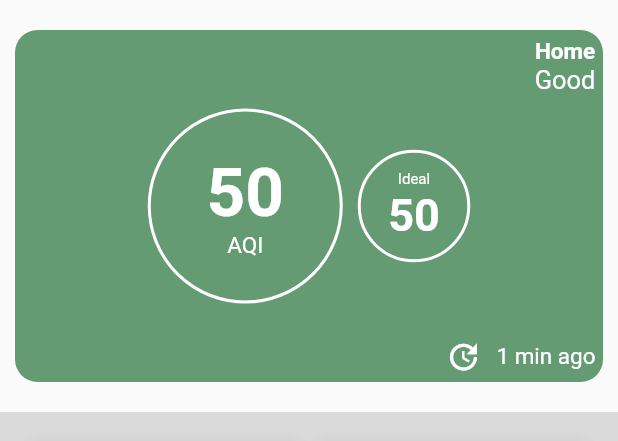
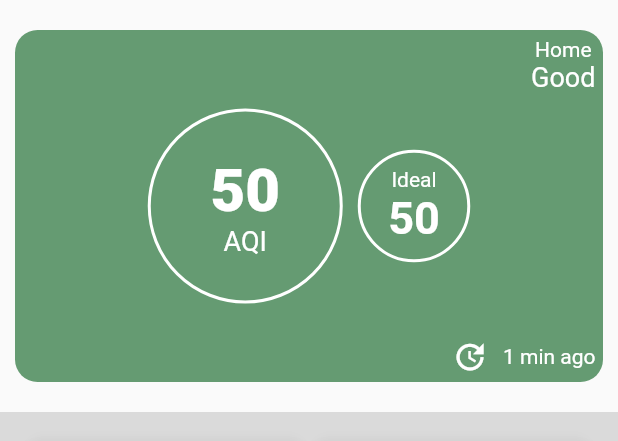
Before and after one commit to silverlightning926/SensiAir-Mobile, a Flutter app: the DashboardTab widget shown alone on an empty page, opened directly, on a phone screen of 412 x 824 dp. Shown: the top 441 px of the screen. Run offline on Flutter 3.47's test engine with Material 2 defaults, Android fonts, the phone set to English and light mode, and no system bars; drawn by our look-alikes of loader_overlay; our stand-ins replace cloud_firestore, firebase_auth, firebase_core; missing offline and left inert: mrx_charts, phone_form_field; accounts and stored records are empty; network calls fail.

Commit message:
Moved Text Styles to Text Constants

```diff
--- a/lib/components/home_screen_tabs/dashboard_tab.dart
+++ b/lib/components/home_screen_tabs/dashboard_tab.dart
@@ -1,4 +1,5 @@
 import 'package:flutter/material.dart';
+import 'package:sensiair/constants/text_constants.dart';
 
 import '../parameter_button.dart';
 
@@ -52,19 +53,11 @@ class _DashboardTabState extends State<DashboardTab> {
                       children: const [
                         Text(
                           'Home',
-                          style: TextStyle(
-                            color: Colors.white,
-                            fontWeight: FontWeight.w600,
-                            fontSize: 15,
-                          ),
+                          style: TextConstants.normalSmall,
                         ),
                         Text(
                           'Good',
-                          style: TextStyle(
-                            color: Colors.white,
-                            fontWeight: FontWeight.w400,
-                            fontSize: 17,
-                          ),
+                          style: TextConstants.bold,
                         ),
                       ],
                     ),
@@ -83,11 +76,7 @@ class _DashboardTabState extends State<DashboardTab> {
                         ),
                         Text(
                           '1 min ago',
-                          style: TextStyle(
-                            color: Colors.white,
-                            fontWeight: FontWeight.w400,
-                            fontSize: 15,
-                          ),
+                          style: TextConstants.normalSmall,
                         ),
                       ],
                     ),
@@ -112,19 +101,11 @@ class _DashboardTabState extends State<DashboardTab> {
                           children: [
                             Text(
                               widget.currentAQI.toString(),
-                              style: const TextStyle(
-                                color: Colors.white,
-                                fontWeight: FontWeight.w600,
-                                fontSize: 45,
-                              ),
+                              style: TextConstants.displayParameter,
                             ),
                             const Text(
                               'AQI',
-                              style: TextStyle(
-                                color: Colors.white,
-                                fontWeight: FontWeight.w400,
-                                fontSize: 15,
-                              ),
+                              style: TextConstants.normal,
                             ),
                           ],
                         ),
@@ -148,19 +129,11 @@ class _DashboardTabState extends State<DashboardTab> {
                           children: const [
                             Text(
                               'Ideal',
-                              style: TextStyle(
-                                color: Colors.white,
-                                fontWeight: FontWeight.w400,
-                                fontSize: 10,
-                              ),
+                              style: TextConstants.normalSmall,
                             ),
                             Text(
                               '50',
-                              style: TextStyle(
-                                color: Colors.white,
-                                fontWeight: FontWeight.w600,
-                                fontSize: 30,
-                              ),
+                              style: TextConstants.displayParameterSmall,
                             ),
                           ],
                         ),
--- a/lib/components/parameter_button.dart
+++ b/lib/components/parameter_button.dart
@@ -1,4 +1,5 @@
 import 'package:flutter/material.dart';
+import 'package:sensiair/constants/text_constants.dart';
 
 class ParameterButton extends StatelessWidget {
   final String title;
@@ -36,10 +37,7 @@ class ParameterButton extends StatelessWidget {
           Text(
             title,
             textAlign: TextAlign.start,
-            style: const TextStyle(
-              fontWeight: FontWeight.w600,
-              fontSize: 20,
-            ),
+            style: TextConstants.heading2,
           ),
           Row(
             textBaseline: TextBaseline.alphabetic,
@@ -47,17 +45,11 @@ class ParameterButton extends StatelessWidget {
             children: [
               Text(
                 value,
-                style: const TextStyle(
-                  fontWeight: FontWeight.w800,
-                  fontSize: 40,
-                ),
+                style: TextConstants.parameter,
               ),
               Text(
                 unit,
-                style: const TextStyle(
-                  fontWeight: FontWeight.w300,
-                  fontSize: 25,
-                ),
+                style: TextConstants.parameterUnit,
               ),
             ],
           ),
--- a/lib/components/rounded_button.dart
+++ b/lib/components/rounded_button.dart
@@ -1,4 +1,5 @@
 import 'package:flutter/material.dart';
+import 'package:sensiair/constants/text_constants.dart';
 
 class RoundedButton extends StatelessWidget {
   final Function() onPressed;
@@ -28,10 +29,7 @@ class RoundedButton extends StatelessWidget {
         ),
         child: Text(
           buttonText,
-          style: TextStyle(
-            color: textColor,
-            fontSize: 20,
-          ),
+          style: TextConstants.button,
         ),
       ),
     );
--- /dev/null
+++ b/lib/constants/text_constants.dart
@@ -0,0 +1,97 @@
+import 'package:flutter/material.dart';
+
+class TextConstants {
+  static const TextStyle heading1 = TextStyle(
+    color: Colors.white,
+    fontWeight: FontWeight.w500,
+    fontSize: 35,
+  );
+
+  static const TextStyle heading2 = TextStyle(
+    fontWeight: FontWeight.w600,
+    fontSize: 20,
+  );
+
+  static const TextStyle normal = TextStyle(
+    color: Colors.white,
+    fontSize: 18,
+  );
+  static const TextStyle bold = TextStyle(
+    color: Colors.white,
+    fontWeight: FontWeight.w400,
+    fontSize: 18,
+  );
+
+  static const TextStyle normalSmall = TextStyle(
+    color: Colors.white,
+    fontSize: 14,
+  );
+
+  static const TextStyle button = TextStyle(
+    color: Colors.white,
+    fontSize: 20,
+  );
+
+  static const TextStyle lightLink = TextStyle(
+    color: Colors.white,
+    fontSize: 17,
+    fontWeight: FontWeight.w400,
+    decoration: TextDecoration.underline,
+  );
+
+  static const heavyLink = TextStyle(
+    color: Colors.white,
+    fontSize: 18,
+    fontWeight: FontWeight.w700,
+    decoration: TextDecoration.underline,
+  );
+
+  static const inputHint = TextStyle(
+    fontWeight: FontWeight.w400,
+    color: Colors.white,
+  );
+
+  static const input = TextStyle(
+    color: Colors.white,
+  );
+
+  static const error = TextStyle(
+    color: Colors.red,
+    fontWeight: FontWeight.w600,
+    fontSize: 18,
+  );
+
+  static const parameter = TextStyle(
+    fontWeight: FontWeight.w800,
+    fontSize: 40,
+  );
+
+  static const displayParameter = TextStyle(
+    fontWeight: FontWeight.w800,
+    fontSize: 40,
+    color: Colors.white,
+  );
+
+  static const displayParameterSmall = TextStyle(
+    color: Colors.white,
+    fontWeight: FontWeight.w600,
+    fontSize: 30,
+  );
+
+  static const parameterUnit = TextStyle(
+    fontWeight: FontWeight.w300,
+    fontSize: 25,
+  );
+
+  static const sensorHeading = TextStyle(
+    color: Colors.white,
+    fontWeight: FontWeight.w700,
+    fontSize: 35,
+  );
+
+  static const notificationHeading = TextStyle(
+    color: Colors.white,
+    fontWeight: FontWeight.w700,
+    fontSize: 30,
+  );
+}
```
Also changed, not shown: lib/components/home_screen_tabs/settings_tab.dart (+16 -4 lines), lib/components/icon_text_field.dart (+3 -7 lines), lib/components/sensor_button.dart (+2 -5 lines), lib/components/sensor_notification.dart (+3 -10 lines), lib/screens/login_screen.dart (+7 -28 lines), lib/screens/opening_screen.dart (+3 -4 lines), lib/screens/sign_up_screen.dart (+8 -29 lines).
